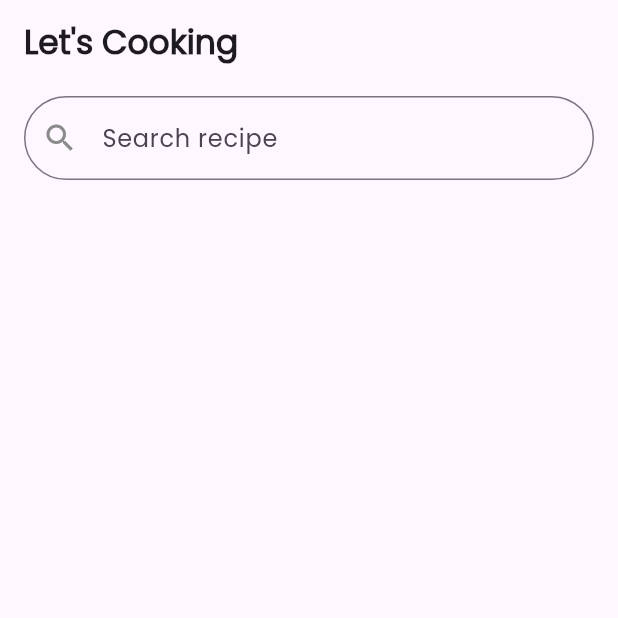
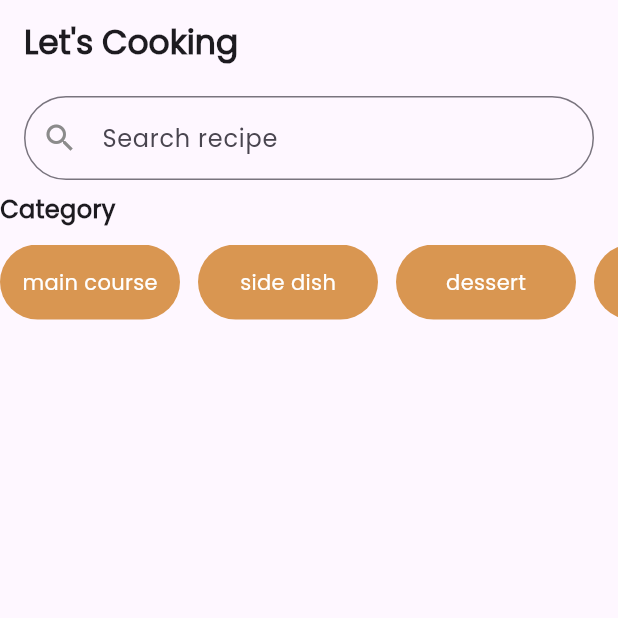
Before and after one commit to HazimNabil/flavor-craft, a Flutter app: the screen it shows after launch, on a phone screen of 412 x 824 dp, the top half of it. Run offline on Flutter 3.47's test engine with Material 3 defaults, Android fonts, the phone set to English and light mode, and no system bars.

Commit message:
Create category section

```diff
--- /dev/null
+++ b/lib/widgets/categories_list_view.dart
@@ -0,0 +1,28 @@
+import 'package:flutter/material.dart';
+
+import 'category_widget.dart';
+
+class CategoriesListView extends StatelessWidget {
+  final categories = const [
+    'main course',
+    'side dish',
+    'dessert',
+    'appetizer',
+    'salad',
+  ];
+  const CategoriesListView({super.key});
+
+  @override
+  Widget build(BuildContext context) {
+    return SizedBox(
+      height: 50,
+      child: ListView.builder(
+        itemCount: categories.length,
+        scrollDirection: Axis.horizontal,
+        itemBuilder: (context, index) {
+          return CategoryWidget(category: categories[index]);
+        },
+      ),
+    );
+  }
+}
--- /dev/null
+++ b/lib/widgets/category_widget.dart
@@ -0,0 +1,25 @@
+import 'package:flavor_craft/constans.dart';
+import 'package:flutter/material.dart';
+
+class CategoryWidget extends StatelessWidget {
+  final String category;
+  const CategoryWidget({super.key, required this.category});
+
+  @override
+  Widget build(BuildContext context) {
+    return Container(
+      margin: const EdgeInsets.only(right: 12),
+      width: 120,
+      decoration: BoxDecoration(
+        borderRadius: BorderRadius.circular(32),
+        color: kMainColor,
+      ),
+      child: Center(
+        child: Text(
+          category,
+          style: const TextStyle(color: Colors.white),
+        ),
+      ),
+    );
+  }
+}
--- a/lib/widgets/home_view_body.dart
+++ b/lib/widgets/home_view_body.dart
@@ -1,5 +1,7 @@
 import 'package:flavor_craft/widgets/recipe_field.dart';
 import 'package:flutter/material.dart';
+
+import 'category_section.dart';
 
 class HomeViewBody extends StatelessWidget {
   const HomeViewBody({super.key});
@@ -11,6 +13,7 @@ class HomeViewBody extends StatelessWidget {
         RecipeField(
           hint: 'Search recipe',
         ),
+        CategorySection()
       ],
     );
   }
```
Also changed, not shown: lib/widgets/category_section.dart (added, +29 -0 lines).
